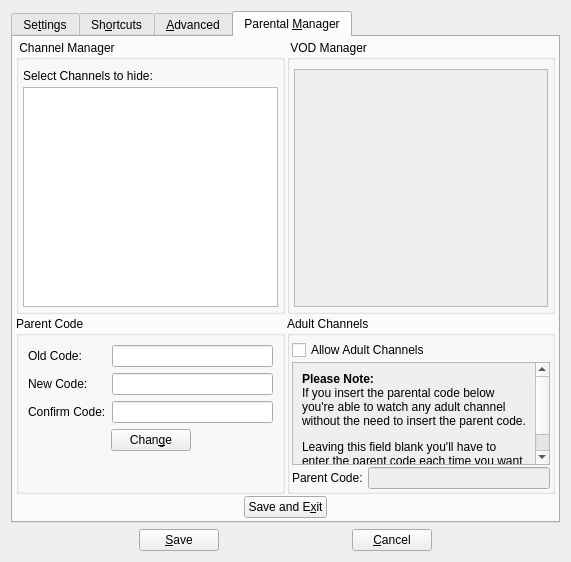
Before: the Qt Designer form forms/csettingsdlg.ui in Jo2003/vlc_record, drawn with Qt 5.
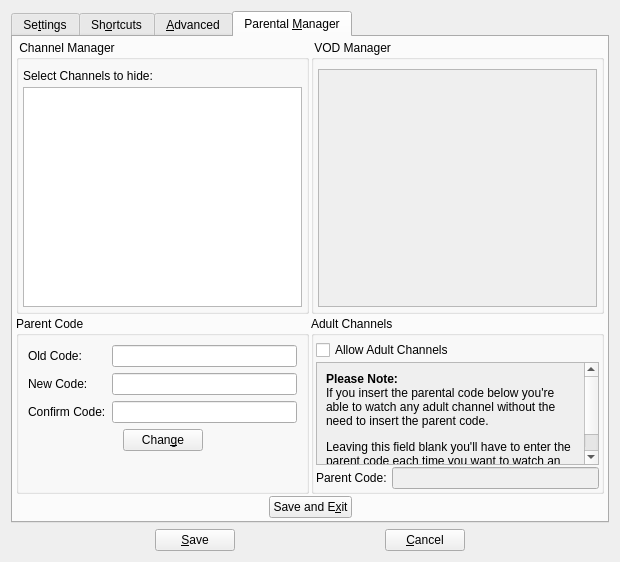
After: the same form once the commit is applied. The open tabs and pages were chosen to show the change. Icons and pictures are not drawn. Custom widgets are drawn as their Qt base class.

```diff
--- a/forms/csettingsdlg.ui
+++ b/forms/csettingsdlg.ui
@@ -6,7 +6,7 @@
    <rect>
     <x>0</x>
     <y>0</y>
-    <width>571</width>
+    <width>620</width>
     <height>562</height>
    </rect>
   </property>
@@ -861,8 +861,8 @@
                     <rect>
                      <x>0</x>
                      <y>0</y>
-                     <width>249</width>
-                     <height>229</height>
+                     <width>25</width>
+                     <height>16</height>
                     </rect>
                    </property>
                   </widget>
@@ -1013,8 +1013,8 @@
                     <rect>
                      <x>0</x>
                      <y>0</y>
-                     <width>239</width>
-                     <height>166</height>
+                     <width>76</width>
+                     <height>676</height>
                     </rect>
                    </property>
                    <layout class="QVBoxLayout" name="verticalLayout_10">
```
Left out of the diff: 7 changed lines with no effect on the pictures.
